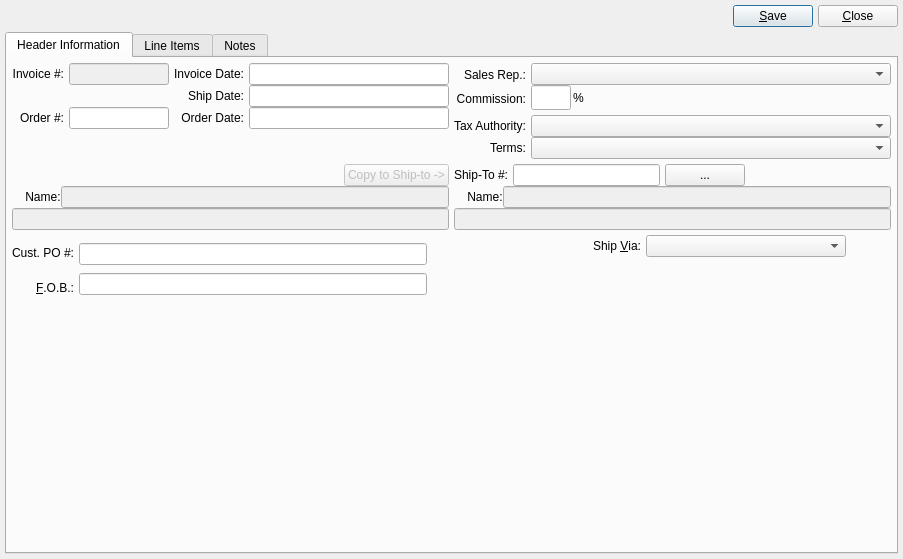
Pegasus-RPG/xtuple-client, file guiclient/invoice.ui: the form before one commit.
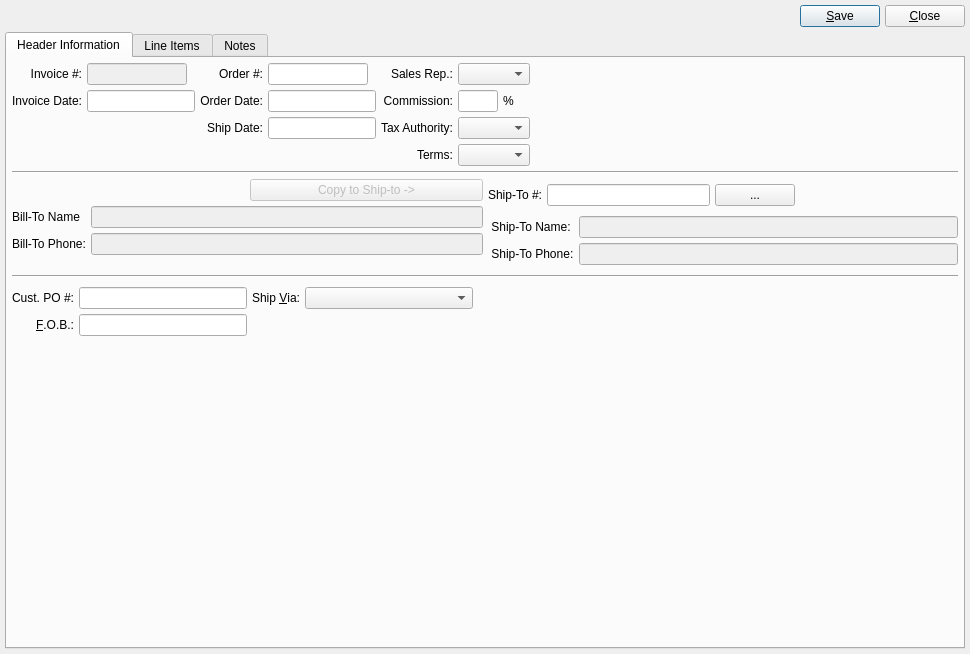
The form after the commit. Custom widgets are drawn as their Qt base class.

Commit message: issue #6508: Clean up window layout.

Patch:
```diff
--- a/guiclient/invoice.ui
+++ b/guiclient/invoice.ui
@@ -5,16 +5,16 @@
    <rect>
     <x>0</x>
     <y>0</y>
-    <width>903</width>
-    <height>559</height>
+    <width>970</width>
+    <height>654</height>
    </rect>
   </property>
   <property name="windowTitle" >
    <string>Invoice</string>
   </property>
   <widget class="QWidget" name="widget" >
-   <layout class="QVBoxLayout" >
-    <item>
+   <layout class="QGridLayout" >
+    <item row="0" column="0" >
      <layout class="QHBoxLayout" >
       <property name="spacing" >
        <number>0</number>
@@ -73,7 +73,7 @@
       </item>
      </layout>
     </item>
-    <item>
+    <item row="1" column="0" >
      <widget class="QTabWidget" name="_tabWidget" >
       <property name="currentIndex" >
        <number>0</number>
@@ -82,117 +82,9 @@
        <attribute name="title" >
         <string>Header Information</string>
        </attribute>
-       <layout class="QVBoxLayout" >
-        <item>
-         <layout class="QVBoxLayout" >
-          <property name="spacing" >
-           <number>5</number>
-          </property>
-          <item>
-           <layout class="QHBoxLayout" >
-            <property name="spacing" >
-             <number>5</number>
-            </property>
-            <item>
-             <layout class="QHBoxLayout" >
-              <property name="spacing" >
-               <number>0</number>
-              </property>
-              <item>
-               <layout class="QVBoxLayout" >
-                <property name="spacing" >
-                 <number>0</number>
-                </property>
-                <item>
-                 <layout class="QHBoxLayout" >
-                  <property name="spacing" >
-                   <number>5</number>
-                  </property>
-                  <item>
                    <layout class="QGridLayout" >
-                    <property name="horizontalSpacing" >
-                     <number>5</number>
-                    </property>
-                    <property name="verticalSpacing" >
-                     <number>5</number>
-                    </property>
-                    <item row="2" column="0" >
-                     <widget class="QLabel" name="_orderNumberLit" >
-                      <property name="text" >
-                       <string>Order #:</string>
-                      </property>
-                      <property name="alignment" >
-                       <set>Qt::AlignRight|Qt::AlignTrailing|Qt::AlignVCenter</set>
-                      </property>
-                     </widget>
-                    </item>
-                    <item row="1" column="1" >
-                     <spacer>
-                      <property name="orientation" >
-                       <enum>Qt::Vertical</enum>
-                      </property>
-                      <property name="sizeType" >
-                       <enum>QSizePolicy::MinimumExpanding</enum>
-                      </property>
-                      <property name="sizeHint" >
-                       <size>
-                        <width>10</width>
-                        <height>0</height>
-                       </size>
-                      </property>
-                     </spacer>
-                    </item>
-                    <item row="0" column="1" >
-                     <widget class="XLineEdit" name="_invoiceNumber" >
-                      <property name="enabled" >
-                       <bool>false</bool>
-                      </property>
-                      <property name="sizePolicy" >
-                       <sizepolicy vsizetype="Fixed" hsizetype="Preferred" >
-                        <horstretch>0</horstretch>
-                        <verstretch>0</verstretch>
-                       </sizepolicy>
-                      </property>
-                      <property name="maximumSize" >
-                       <size>
-                        <width>100</width>
-                        <height>32767</height>
-                       </size>
-                      </property>
-                     </widget>
-                    </item>
-                    <item row="1" column="0" >
-                     <spacer>
-                      <property name="orientation" >
-                       <enum>Qt::Vertical</enum>
-                      </property>
-                      <property name="sizeType" >
-                       <enum>QSizePolicy::MinimumExpanding</enum>
-                      </property>
-                      <property name="sizeHint" >
-                       <size>
-                        <width>16</width>
-                        <height>0</height>
-                       </size>
-                      </property>
-                     </spacer>
-                    </item>
-                    <item row="2" column="1" >
-                     <widget class="XLineEdit" name="_orderNumber" >
-                      <property name="sizePolicy" >
-                       <sizepolicy vsizetype="Fixed" hsizetype="Preferred" >
-                        <horstretch>0</horstretch>
-                        <verstretch>0</verstretch>
-                       </sizepolicy>
-                      </property>
-                      <property name="maximumSize" >
-                       <size>
-                        <width>100</width>
-                        <height>32767</height>
-                       </size>
-                      </property>
-                     </widget>
-                    </item>
+        <item row="0" column="0" >
+         <layout class="QGridLayout" >
                     <item row="0" column="0" >
                      <widget class="QLabel" name="_invoiceNumberLit" >
                       <property name="text" >
@@ -203,19 +95,26 @@
                       </property>
                      </widget>
                     </item>
-                   </layout>
-                  </item>
-                  <item>
-                   <layout class="QHBoxLayout" >
-                    <property name="spacing" >
-                     <number>5</number>
-                    </property>
-                    <item>
-                     <layout class="QVBoxLayout" >
-                      <property name="spacing" >
-                       <number>0</number>
-                      </property>
-                      <item>
+          <item row="0" column="1" >
+           <widget class="XLineEdit" name="_invoiceNumber" >
+            <property name="enabled" >
+             <bool>false</bool>
+            </property>
+            <property name="sizePolicy" >
+             <sizepolicy vsizetype="Fixed" hsizetype="Preferred" >
+              <horstretch>0</horstretch>
+              <verstretch>0</verstretch>
+             </sizepolicy>
+            </property>
+            <property name="maximumSize" >
+             <size>
+              <width>100</width>
+              <height>32767</height>
+             </size>
+            </property>
+           </widget>
+          </item>
+          <item row="1" column="0" >
                        <widget class="QLabel" name="_invcDateLit" >
                         <property name="text" >
                          <string>Invoice Date:</string>
@@ -225,17 +124,20 @@
                         </property>
                        </widget>
                       </item>
-                      <item>
-                       <widget class="QLabel" name="_shipDateLit" >
+          <item row="1" column="1" >
+           <widget class="DLineEdit" name="_invoiceDate" />
+          </item>
+          <item row="0" column="2" >
+           <widget class="QLabel" name="_orderNumberLit" >
                         <property name="text" >
-                         <string>Ship Date:</string>
+             <string>Order #:</string>
                         </property>
                         <property name="alignment" >
                          <set>Qt::AlignRight|Qt::AlignTrailing|Qt::AlignVCenter</set>
                         </property>
                        </widget>
                       </item>
-                      <item>
+          <item row="1" column="2" >
                        <widget class="QLabel" name="_orderDateLit" >
                         <property name="text" >
                          <string>Order Date:</string>
@@ -245,78 +147,46 @@
                         </property>
                        </widget>
                       </item>
-                     </layout>
-                    </item>
-                    <item>
-                     <layout class="QVBoxLayout" >
-                      <property name="spacing" >
-                       <number>0</number>
-                      </property>
-                      <item>
-                       <widget class="DLineEdit" name="_invoiceDate" />
-                      </item>
-                      <item>
-                       <widget class="DLineEdit" name="_shipDate" />
-                      </item>
-                      <item>
+          <item row="0" column="3" >
+           <widget class="XLineEdit" name="_orderNumber" >
+            <property name="sizePolicy" >
+             <sizepolicy vsizetype="Fixed" hsizetype="Preferred" >
+              <horstretch>0</horstretch>
+              <verstretch>0</verstretch>
+             </sizepolicy>
+            </property>
+            <property name="maximumSize" >
+             <size>
+              <width>100</width>
+              <height>32767</height>
+             </size>
+            </property>
+           </widget>
+          </item>
+          <item row="1" column="3" >
                        <widget class="DLineEdit" name="_orderDate" />
                       </item>
-                     </layout>
-                    </item>
-                   </layout>
-                  </item>
-                 </layout>
-                </item>
-                <item>
-                 <spacer>
-                  <property name="orientation" >
-                   <enum>Qt::Vertical</enum>
-                  </property>
-                  <property name="sizeType" >
-                   <enum>QSizePolicy::MinimumExpanding</enum>
-                  </property>
-                  <property name="sizeHint" >
-                   <size>
-                    <width>16</width>
-                    <height>25</height>
-                   </size>
-                  </property>
-                 </spacer>
-                </item>
-               </layout>
-              </item>
-              <item>
-               <spacer>
-                <property name="orientation" >
-                 <enum>Qt::Horizontal</enum>
-                </property>
-                <property name="sizeType" >
-                 <enum>QSizePolicy::Preferred</enum>
-                </property>
-                <property name="sizeHint" >
-                 <size>
-                  <width>0</width>
-                  <height>16</height>
-                 </size>
-                </property>
-               </spacer>
-              </item>
-             </layout>
-            </item>
-            <item>
-             <layout class="QGridLayout" >
-              <property name="horizontalSpacing" >
-               <number>5</number>
-              </property>
-              <property name="verticalSpacing" >
-               <number>5</number>
-              </property>
-              <item row="0" column="0" >
-               <layout class="QVBoxLayout" >
-                <property name="spacing" >
-                 <number>0</number>
-                </property>
-                <item>
+          <item row="2" column="2" >
+           <widget class="QLabel" name="_shipDateLit" >
+            <property name="text" >
+             <string>Ship Date:</string>
+            </property>
+            <property name="alignment" >
+             <set>Qt::AlignRight|Qt::AlignTrailing|Qt::AlignVCenter</set>
+            </property>
+           </widget>
+          </item>
+          <item row="2" column="3" >
+           <widget class="DLineEdit" name="_shipDate" >
+            <property name="sizePolicy" >
+             <sizepolicy vsizetype="Fixed" hsizetype="Preferred" >
+              <horstretch>1</horstretch>
+              <verstretch>0</verstretch>
+             </sizepolicy>
+            </property>
+           </widget>
+          </item>
+          <item row="0" column="4" >
                  <widget class="QLabel" name="_salesrepLit" >
                   <property name="text" >
                    <string>Sales Rep.:</string>
@@ -326,7 +196,17 @@
                   </property>
                  </widget>
                 </item>
-                <item>
+          <item row="0" column="5" >
+           <widget class="XComboBox" name="_salesrep" >
+            <property name="allowNull" >
+             <bool>true</bool>
+            </property>
+            <property name="type" >
+             <enum>XComboBox::SalesRepsActive</enum>
+            </property>
+           </widget>
+          </item>
+          <item row="1" column="4" >
                  <widget class="QLabel" name="_commissionLit" >
                   <property name="text" >
                    <string>Commission:</string>
@@ -336,14 +216,47 @@
                   </property>
                  </widget>
                 </item>
-               </layout>
-              </item>
-              <item row="1" column="1" >
-               <layout class="QVBoxLayout" >
-                <property name="spacing" >
-                 <number>0</number>
-                </property>
-                <item>
+          <item row="1" column="5" >
+           <layout class="QHBoxLayout" >
+            <item>
+             <widget class="XLineEdit" name="_commission" >
+              <property name="sizePolicy" >
+               <sizepolicy vsizetype="Fixed" hsizetype="Preferred" >
+                <horstretch>0</horstretch>
+                <verstretch>0</verstretch>
+               </sizepolicy>
+              </property>
+              <property name="maximumSize" >
+               <size>
+                <width>40</width>
+                <height>32767</height>
+               </size>
+              </property>
+              <property name="alignment" >
+               <set>Qt::AlignRight</set>
+              </property>
+             </widget>
+            </item>
+            <item>
+             <widget class="QLabel" name="_commissionPrcntLit" >
+              <property name="text" >
+               <string>%</string>
+              </property>
+             </widget>
+            </item>
+           </layout>
+          </item>
+          <item row="2" column="4" >
+           <widget class="QLabel" name="_taxauthLit" >
+            <property name="text" >
+             <string>Tax Authority:</string>
+            </property>
+            <property name="alignment" >
+             <set>Qt::AlignRight|Qt::AlignTrailing|Qt::AlignVCenter</set>
+            </property>
+           </widget>
+          </item>
+          <item row="2" column="5" >
                  <widget class="XComboBox" name="_taxauth" >
                   <property name="sizePolicy" >
                    <sizepolicy vsizetype="Fixed" hsizetype="Expanding" >
@@ -362,40 +275,7 @@
                   </property>
                  </widget>
                 </item>
-                <item>
-                 <widget class="XComboBox" name="_terms" >
-                  <property name="sizePolicy" >
-                   <sizepolicy vsizetype="Fixed" hsizetype="Expanding" >
-                    <horstretch>0</horstretch>
-                    <verstretch>0</verstretch>
-                   </sizepolicy>
-                  </property>
-                  <property name="allowNull" >
-                   <bool>true</bool>
-                  </property>
-                  <property name="type" >
-                   <enum>XComboBox::ARTerms</enum>
-                  </property>
-                 </widget>
-                </item>
-               </layout>
-              </item>
-              <item row="1" column="0" >
-               <layout class="QVBoxLayout" >
-                <property name="spacing" >
-                 <number>0</number>
-                </property>
-                <item>
-                 <widget class="QLabel" name="_taxauthLit" >
-                  <property name="text" >
-                   <string>Tax Authority:</string>
-                  </property>
-                  <property name="alignment" >
-                   <set>Qt::AlignRight|Qt::AlignTrailing|Qt::AlignVCenter</set>
-                  </property>
-                 </widget>
-                </item>
-                <item>
+          <item row="3" column="4" >
                  <widget class="QLabel" name="_termsLit" >
                   <property name="text" >
                    <string>Terms:</string>
@@ -405,118 +285,56 @@
                   </property>
                  </widget>
                 </item>
-               </layout>
-              </item>
-              <item row="0" column="1" >
-               <layout class="QVBoxLayout" >
-                <property name="spacing" >
-                 <number>0</number>
-                </property>
-                <item>
-                 <widget class="XComboBox" name="_salesrep" >
-                  <property name="allowNull" >
-                   <bool>true</bool>
-                  </property>
-                  <property name="type" >
-                   <enum>XComboBox::SalesRepsActive</enum>
-                  </property>
-                 </widget>
-                </item>
-                <item>
-                 <layout class="QHBoxLayout" >
-                  <property name="spacing" >
-                   <number>0</number>
-                  </property>
-                  <item>
-                   <layout class="QHBoxLayout" >
-                    <property name="spacing" >
-                     <number>2</number>
-                    </property>
-                    <item>
-                     <widget class="XLineEdit" name="_commission" >
+          <item row="3" column="5" >
+           <widget class="XComboBox" name="_terms" >
                       <property name="sizePolicy" >
-                       <sizepolicy vsizetype="Fixed" hsizetype="Preferred" >
+             <sizepolicy vsizetype="Fixed" hsizetype="Expanding" >
                         <horstretch>0</horstretch>
                         <verstretch>0</verstretch>
                        </sizepolicy>
                       </property>
-                      <property name="maximumSize" >
+            <property name="allowNull" >
+             <bool>true</bool>
+            </property>
+            <property name="type" >
+             <enum>XComboBox::ARTerms</enum>
+            </property>
+           </widget>
+          </item>
+         </layout>
+        </item>
+        <item row="0" column="1" >
+         <spacer>
+          <property name="orientation" >
+           <enum>Qt::Horizontal</enum>
+          </property>
+          <property name="sizeHint" >
                        <size>
                         <width>40</width>
-                        <height>32767</height>
-                       </size>
-                      </property>
-                      <property name="alignment" >
-                       <set>Qt::AlignRight</set>
-                      </property>
-                     </widget>
-                    </item>
-                    <item>
-                     <widget class="QLabel" name="_commissionPrcntLit" >
-                      <property name="text" >
-                       <string>%</string>
-                      </property>
-                     </widget>
-                    </item>
-                   </layout>
-                  </item>
-                  <item>
-                   <spacer>
-                    <property name="orientation" >
-                     <enum>Qt::Horizontal</enum>
-                    </property>
-                    <property name="sizeType" >
-                     <enum>QSizePolicy::Expanding</enum>
-                    </property>
-                    <property name="sizeHint" >
-                     <size>
-                      <width>20</width>
-                      <height>25</height>
-                     </size>
-                    </property>
-                   </spacer>
-                  </item>
-                 </layout>
-                </item>
-               </layout>
-              </item>
-             </layout>
-            </item>
-           </layout>
-          </item>
-          <item>
-           <layout class="QHBoxLayout" >
-            <property name="spacing" >
-             <number>5</number>
-            </property>
-            <item>
-             <layout class="QVBoxLayout" >
-              <property name="spacing" >
-               <number>0</number>
-              </property>
-              <item>
-               <layout class="QHBoxLayout" >
-                <property name="spacing" >
-                 <number>0</number>
-                </property>
-                <item>
-                 <widget class="CustInfo" name="_cust" />
-                </item>
-                <item>
-                 <spacer>
-                  <property name="orientation" >
-                   <enum>Qt::Horizontal</enum>
-                  </property>
-                  <property name="sizeType" >
-                   <enum>QSizePolicy::Expanding</enum>
-                  </property>
-                  <property name="sizeHint" >
-                   <size>
-                    <width>16</width>
                     <height>20</height>
                    </size>
                   </property>
                  </spacer>
+        </item>
+        <item row="1" column="0" colspan="2" >
+         <widget class="Line" name="line" >
+          <property name="orientation" >
+           <enum>Qt::Horizontal</enum>
+          </property>
+         </widget>
+        </item>
+        <item row="2" column="0" colspan="2" >
+         <layout class="QHBoxLayout" >
+          <item>
+           <layout class="QGridLayout" >
+            <item row="0" column="0" colspan="2" >
+             <layout class="QHBoxLayout" >
+              <item>
+               <widget class="CustInfo" name="_cust" >
+                <property name="focusPolicy" >
+                 <enum>Qt::StrongFocus</enum>
+                </property>
+               </widget>
                 </item>
                 <item>
                  <widget class="QPushButton" name="_copyToShipto" >
@@ -530,31 +348,28 @@
                 </item>
                </layout>
               </item>
-              <item>
-               <layout class="QHBoxLayout" >
-                <property name="spacing" >
-                 <number>0</number>
-                </property>
-                <item>
+            <item row="1" column="0" >
                  <widget class="QLabel" name="_billToNameLit" >
                   <property name="text" >
-                   <string>    Name:</string>
+               <string>Bill-To Name</string>
                   </property>
                  </widget>
                 </item>
-                <item>
+            <item row="1" column="1" >
                  <widget class="XLineEdit" name="_billToName" >
                   <property name="enabled" >
                    <bool>false</bool>
                   </property>
                  </widget>
                 </item>
-               </layout>
-              </item>
-              <item>
-               <widget class="AddressCluster" name="_billToAddr" />
-              </item>
-              <item>
+            <item row="2" column="0" >
+             <widget class="QLabel" name="_billToPhoneLit" >
+              <property name="text" >
+               <string>Bill-To Phone:</string>
+              </property>
+             </widget>
+            </item>
+            <item row="2" column="1" >
                <widget class="XLineEdit" name="_billToPhone" >
                 <property name="enabled" >
                  <bool>false</bool>
@@ -564,18 +379,15 @@
                 </property>
                </widget>
               </item>
+            <item row="3" column="0" colspan="2" >
+             <widget class="AddressCluster" name="_billToAddr" />
+            </item>
              </layout>
             </item>
             <item>
-             <layout class="QVBoxLayout" >
-              <property name="spacing" >
-               <number>0</number>
-              </property>
-              <item>
+           <layout class="QGridLayout" >
+            <item row="0" column="0" colspan="2" >
                <layout class="QHBoxLayout" >
-                <property name="spacing" >
-                 <number>5</number>
-                </property>
                 <item>
                  <widget class="QLabel" name="_shipToNumberLit" >
                   <property name="text" >
@@ -614,69 +426,63 @@
                   <property name="sizeHint" >
                    <size>
                     <width>20</width>
-                    <height>20</height>
+                  <height>32</height>
                    </size>
                   </property>
                  </spacer>
                 </item>
                </layout>
               </item>
-              <item>
-               <layout class="QHBoxLayout" >
-                <property name="spacing" >
-                 <number>0</number>
-                </property>
-                <item>
+            <item row="1" column="0" >
                  <widget class="QLabel" name="_shipToNameLit" >
                   <property name="text" >
-                   <string>    Name:</string>
+               <string> Ship-To Name:</string>
                   </property>
                  </widget>
                 </item>
-                <item>
+            <item row="1" column="1" >
                  <widget class="XLineEdit" name="_shipToName" >
                   <property name="enabled" >
                    <bool>false</bool>
                   </property>
                  </widget>
                 </item>
-               </layout>
-              </item>
-              <item>
-               <widget class="AddressCluster" name="_shipToAddr" />
-              </item>
-              <item>
+            <item row="2" column="0" >
+             <widget class="QLabel" name="_shipToPhoneLit" >
+              <property name="text" >
+               <string> Ship-To Phone:</string>
+              </property>
+             </widget>
+            </item>
+            <item row="2" column="1" >
                <widget class="XLineEdit" name="_shipToPhone" >
                 <property name="enabled" >
                  <bool>false</bool>
                 </property>
                </widget>
               </item>
+            <item row="3" column="0" colspan="2" >
+             <widget class="AddressCluster" name="_shipToAddr" />
+            </item>
              </layout>
             </item>
            </layout>
           </item>
-          <item>
-           <layout class="QHBoxLayout" >
-            <property name="spacing" >
-             <number>0</number>
-            </property>
-            <item>
-             <layout class="QHBoxLayout" >
-              <property name="spacing" >
-               <number>5</number>
-              </property>
-              <item>
-               <layout class="QHBoxLayout" >
-                <property name="spacing" >
-                 <number>5</number>
-                </property>
-                <item>
-                 <layout class="QVBoxLayout" >
-                  <property name="spacing" >
-                   <number>0</number>
-                  </property>
-                  <item>
+        <item row="3" column="0" colspan="2" >
+         <widget class="Line" name="line_2" >
+          <property name="orientation" >
+           <enum>Qt::Horizontal</enum>
+          </property>
+         </widget>
+        </item>
+        <item row="4" column="0" colspan="2" >
+         <layout class="QGridLayout" >
+          <item row="0" column="0" >
+           <layout class="QGridLayout" >
+            <property name="topMargin" >
+             <number>4</number>
+            </property>
+            <item row="0" column="0" >
                    <widget class="QLabel" name="_customerPOLit" >
                     <property name="minimumSize" >
                      <size>
@@ -692,7 +498,10 @@
                     </property>
                    </widget>
                   </item>
-                  <item>
+            <item row="0" column="1" >
+             <widget class="XLineEdit" name="_poNumber" />
+            </item>
+            <item row="1" column="0" >
                    <widget class="QLabel" name="_fobLit" >
                     <property name="minimumSize" >
                      <size>
@@ -711,34 +520,10 @@
                     </property>
                    </widget>
                   </item>
-                 </layout>
-                </item>
-                <item>
-                 <layout class="QVBoxLayout" >
-                  <property name="spacing" >
-                   <number>0</number>
-                  </property>
-                  <item>
-                   <widget class="XLineEdit" name="_poNumber" />
-                  </item>
-                  <item>
+            <item row="1" column="1" >
                    <widget class="XLineEdit" name="_fob" />
                   </item>
-                 </layout>
-                </item>
-               </layout>
-              </item>
-              <item>
-               <layout class="QVBoxLayout" >
-                <property name="spacing" >
-                 <number>0</number>
-                </property>
-                <item>
-                 <layout class="QHBoxLayout" >
-                  <property name="spacing" >
-                   <number>5</number>
-                  </property>
-                  <item>
+            <item row="0" column="2" >
                    <widget class="QLabel" name="_shipViaLit" >
                     <property name="minimumSize" >
                      <size>
@@ -757,7 +542,7 @@
                     </property>
                    </widget>
                   </item>
-                  <item>
+            <item row="0" column="3" >
                    <widget class="XComboBox" name="_shipVia" >
                     <property name="sizePolicy" >
                      <sizepolicy vsizetype="Fixed" hsizetype="Expanding" >
@@ -776,16 +561,11 @@
                     </property>
                    </widget>
                   </item>
-                 </layout>
-                </item>
-                <item>
+            <item row="2" column="1" >
                  <spacer>
                   <property name="orientation" >
                    <enum>Qt::Vertical</enum>
                   </property>
-                  <property name="sizeType" >
-                   <enum>QSizePolicy::MinimumExpanding</enum>
-                  </property>
                   <property name="sizeHint" >
                    <size>
                     <width>20</width>
@@ -796,45 +576,41 @@
                 </item>
                </layout>
               </item>
-              <item>
+          <item row="0" column="1" >
                <layout class="QVBoxLayout" >
-                <property name="spacing" >
+            <property name="topMargin" >
                  <number>0</number>
                 </property>
                 <item>
-                 <widget class="ProjectCluster" name="_project" />
+             <widget class="ProjectCluster" name="_project" >
+              <property name="focusPolicy" >
+               <enum>Qt::StrongFocus</enum>
+              </property>
+             </widget>
                 </item>
                 <item>
                  <spacer>
                   <property name="orientation" >
                    <enum>Qt::Vertical</enum>
                   </property>
-                  <property name="sizeType" >
-                   <enum>QSizePolicy::MinimumExpanding</enum>
-                  </property>
                   <property name="sizeHint" >
                    <size>
                     <width>20</width>
-                    <height>21</height>
+                <height>0</height>
                    </size>
                   </property>
                  </spacer>
                 </item>
                </layout>
               </item>
-             </layout>
-            </item>
-            <item>
+          <item row="0" column="2" >
              <spacer>
               <property name="orientation" >
                <enum>Qt::Horizontal</enum>
               </property>
-              <property name="sizeType" >
-               <enum>QSizePolicy::Preferred</enum>
-              </property>
               <property name="sizeHint" >
                <size>
-                <width>20</width>
+              <width>40</width>
                 <height>20</height>
                </size>
               </property>
@@ -842,20 +618,15 @@
             </item>
            </layout>
           </item>
-         </layout>
-        </item>
-        <item>
+        <item row="5" column="0" colspan="2" >
          <spacer>
           <property name="orientation" >
            <enum>Qt::Vertical</enum>
           </property>
-          <property name="sizeType" >
-           <enum>QSizePolicy::Expanding</enum>
-          </property>
           <property name="sizeHint" >
            <size>
-            <width>16</width>
-            <height>0</height>
+            <width>900</width>
+            <height>16</height>
            </size>
           </property>
          </spacer>
@@ -866,16 +637,11 @@
        <attribute name="title" >
         <string>Line Items</string>
        </attribute>
-       <layout class="QVBoxLayout" >
-        <item>
-         <layout class="QHBoxLayout" >
-          <property name="spacing" >
-           <number>7</number>
-          </property>
-          <item>
+       <layout class="QGridLayout" >
+        <item row="0" column="0" >
            <widget class="XTreeWidget" name="_invcitem" />
           </item>
-          <item>
+        <item rowspan="2" row="0" column="1" >
            <layout class="QVBoxLayout" >
             <property name="spacing" >
              <number>0</number>
@@ -962,9 +728,7 @@
             </item>
            </layout>
           </item>
-         </layout>
-        </item>
-        <item>
+        <item row="1" column="0" >
          <layout class="QGridLayout" >
           <property name="horizontalSpacing" >
            <number>0</number>
@@ -1262,20 +1026,46 @@
             </property>
            </widget>
           </item>
+          <item row="5" column="0" >
+           <widget class="QLabel" name="_authCCLit" >
+            <property name="text" >
+             <string>Authorized CC Payments:</string>
+            </property>
+            <property name="alignment" >
+             <set>Qt::AlignRight|Qt::AlignTrailing|Qt::AlignVCenter</set>
+            </property>
+           </widget>
+          </item>
+          <item row="5" column="1" >
+           <widget class="CurrDisplay" name="_authCC" >
+            <property name="sizePolicy" >
+             <sizepolicy vsizetype="Fixed" hsizetype="Preferred" >
+              <horstretch>0</horstretch>
+              <verstretch>0</verstretch>
+             </sizepolicy>
+            </property>
+            <property name="maximumSize" >
+             <size>
+              <width>100</width>
+              <height>32767</height>
+             </size>
+            </property>
+           </widget>
+          </item>
           <item row="5" column="3" >
            <widget class="QLabel" name="_totalLit" >
             <property name="text" >
              <string>Total:</string>
             </property>
             <property name="alignment" >
-             <set>Qt::AlignRight|Qt::AlignTop|Qt::AlignTrailing</set>
+             <set>Qt::AlignRight|Qt::AlignTrailing|Qt::AlignVCenter</set>
             </property>
             <property name="margin" >
              <number>1</number>
             </property>
            </widget>
           </item>
-          <item rowspan="2" row="5" column="4" >
+          <item row="5" column="4" >
            <widget class="CurrCluster" name="_total" >
             <property name="maximumSize" >
              <size>
@@ -1297,33 +1087,7 @@
             </property>
            </widget>
           </item>
-          <item row="5" column="0" >
-           <widget class="QLabel" name="_authCCLit" >
-            <property name="text" >
-             <string>Authorized CC Payments:</string>
-            </property>
-            <property name="alignment" >
-             <set>Qt::AlignRight|Qt::AlignTrailing|Qt::AlignVCenter</set>
-            </property>
-           </widget>
-          </item>
-          <item row="5" column="1" >
-           <widget class="CurrDisplay" name="_authCC" >
-            <property name="sizePolicy" >
-             <sizepolicy vsizetype="Fixed" hsizetype="Preferred" >
-              <horstretch>0</horstretch>
-              <verstretch>0</verstretch>
-             </sizepolicy>
-            </property>
-            <property name="maximumSize" >
-             <size>
-              <width>100</width>
-              <height>32767</height>
-             </size>
-            </property>
-           </widget>
-          </item>
-          <item row="7" column="3" >
+          <item row="6" column="3" >
            <widget class="QLabel" name="_balanceLit" >
             <property name="text" >
              <string>Outstanding Balance:</string>
@@ -1333,32 +1097,32 @@
             </property>
            </widget>
           </item>
-          <item row="7" column="4" >
+          <item row="6" column="4" >
            <widget class="CurrDisplay" name="_balance" />
           </item>
-          <item row="8" column="3" >
+          <item row="7" column="4" >
+           <widget class="CurrCluster" name="_payment" >
+            <property name="maximumSize" >
+             <size>
+              <width>200</width>
+              <height>32767</height>
+             </size>
+            </property>
+            <property name="currencyEditable" stdset="0" >
+             <bool>false</bool>
+            </property>
+            <property name="currencyVisible" >
+             <bool>false</bool>
+            </property>
+           </widget>
+          </item>
+          <item row="7" column="3" >
            <widget class="QLabel" name="_paymentLit" >
             <property name="text" >
              <string>Payment Received:</string>
             </property>
             <property name="alignment" >
-             <set>Qt::AlignRight|Qt::AlignTop|Qt::AlignTrailing</set>
-            </property>
-           </widget>
-          </item>
-          <item rowspan="2" row="8" column="4" >
-           <widget class="CurrCluster" name="_payment" >
-            <property name="maximumSize" >
-             <size>
-              <width>200</width>
-              <height>32767</height>
-             </size>
-            </property>
-            <property name="currencyEditable" stdset="0" >
-             <bool>false</bool>
-            </property>
-            <property name="currencyVisible" >
-             <bool>false</bool>
+             <set>Qt::AlignRight|Qt::AlignTrailing|Qt::AlignVCenter</set>
             </property>
            </widget>
           </item>
```
Left out of the diff: 25 changed lines with no effect on the pictures. Lines whose indentation alone changed are shown as unchanged. The commit also changes 3 other files.
